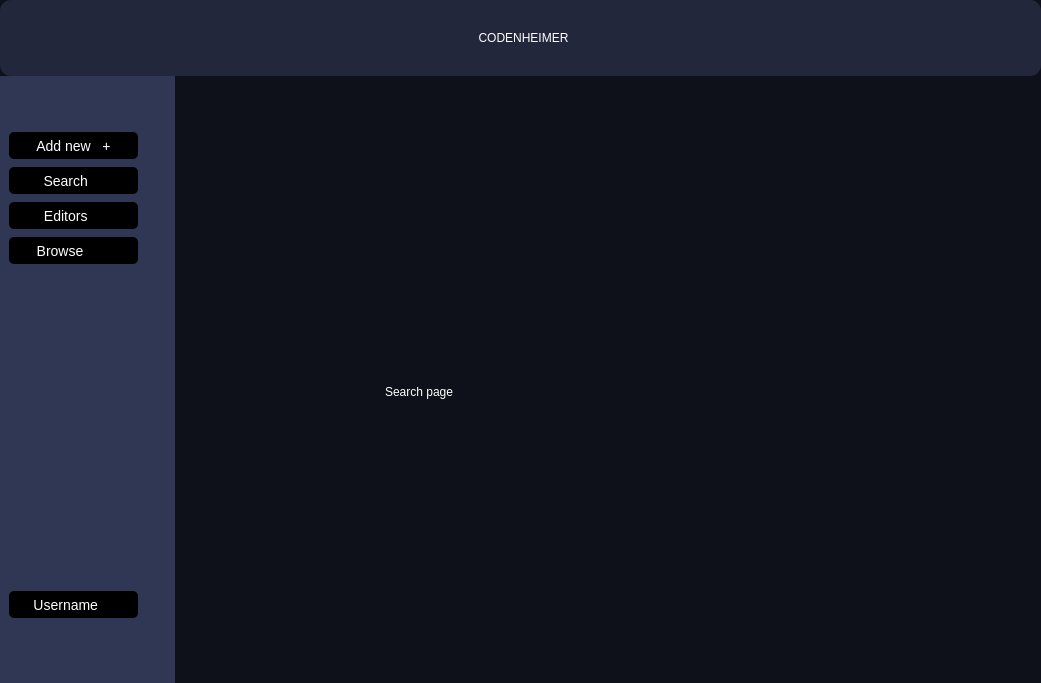
First picture: the form in mainwindow.ui, repository Deatrax/codenheimer, before the edit.
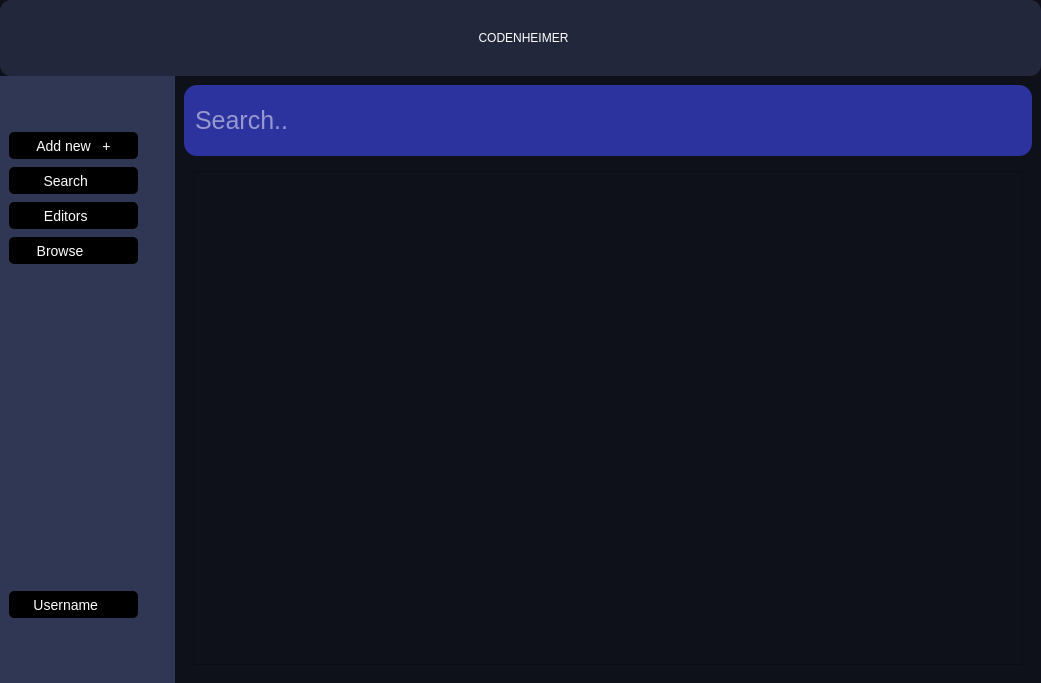
Second picture: the form after the edit. The open tabs and pages were chosen to show the change.

Commit message: added search bar

```diff
--- a/mainwindow.ui
+++ b/mainwindow.ui
@@ -729,19 +729,114 @@
           </layout>
          </widget>
          <widget class="QWidget" name="searchPage">
-          <widget class="QLabel" name="label_3">
-           <property name="geometry">
-            <rect>
-             <x>210</x>
-             <y>250</y>
-             <width>331</width>
-             <height>131</height>
-            </rect>
-           </property>
-           <property name="text">
-            <string>Search page</string>
-           </property>
-          </widget>
+          <layout class="QVBoxLayout" name="verticalLayout_7">
+           <item>
+            <widget class="QGroupBox" name="groupBox_2">
+             <property name="sizePolicy">
+              <sizepolicy hsizetype="Preferred" vsizetype="Fixed">
+               <horstretch>0</horstretch>
+               <verstretch>0</verstretch>
+              </sizepolicy>
+             </property>
+             <property name="minimumSize">
+              <size>
+               <width>782</width>
+               <height>71</height>
+              </size>
+             </property>
+             <property name="styleSheet">
+              <string notr="true">border-radius:13px;
+background:rgb(44, 50, 158);</string>
+             </property>
+             <property name="title">
+              <string/>
+             </property>
+             <layout class="QHBoxLayout" name="horizontalLayout_11">
+              <item>
+               <widget class="QLineEdit" name="lineEdit">
+                <property name="sizePolicy">
+                 <sizepolicy hsizetype="Preferred" vsizetype="Fixed">
+                  <horstretch>0</horstretch>
+                  <verstretch>0</verstretch>
+                 </sizepolicy>
+                </property>
+                <property name="font">
+                 <font>
+                  <pointsize>19</pointsize>
+                 </font>
+                </property>
+                <property name="placeholderText">
+                 <string>Search..</string>
+                </property>
+               </widget>
+              </item>
+              <item>
+               <widget class="QPushButton" name="settingsButton">
+                <property name="sizePolicy">
+                 <sizepolicy hsizetype="Maximum" vsizetype="Maximum">
+                  <horstretch>0</horstretch>
+                  <verstretch>0</verstretch>
+                 </sizepolicy>
+                </property>
+                <property name="minimumSize">
+                 <size>
+                  <width>0</width>
+                  <height>0</height>
+                 </size>
+                </property>
+                <property name="maximumSize">
+                 <size>
+                  <width>37</width>
+                  <height>37</height>
+                 </size>
+                </property>
+                <property name="styleSheet">
+                 <string notr="true">QPushbutton{
+	border-radius:7px;
+	background:rgb(44, 50, 158);	
+}
+
+QPushButton:hover{
+	border-radius:7px;
+	background:rgb(51, 60, 184);	
+}
+</string>
+                </property>
+                <property name="text">
+                 <string/>
+                </property>
+               </widget>
+              </item>
+             </layout>
+            </widget>
+           </item>
+           <item>
+            <widget class="QGroupBox" name="groupBox_3">
+             <property name="title">
+              <string/>
+             </property>
+             <layout class="QVBoxLayout" name="verticalLayout_5">
+              <item>
+               <widget class="QScrollArea" name="scrollArea_2">
+                <property name="widgetResizable">
+                 <bool>true</bool>
+                </property>
+                <widget class="QWidget" name="scrollAreaWidgetContents_2">
+                 <property name="geometry">
+                  <rect>
+                   <x>0</x>
+                   <y>0</y>
+                   <width>820</width>
+                   <height>483</height>
+                  </rect>
+                 </property>
+                </widget>
+               </widget>
+              </item>
+             </layout>
+            </widget>
+           </item>
+          </layout>
          </widget>
          <widget class="QWidget" name="editorsPage">
           <widget class="QLabel" name="label_2">
```
Left out of the diff: 2 changed lines with no effect on the pictures. The commit also changes 949 other files.
